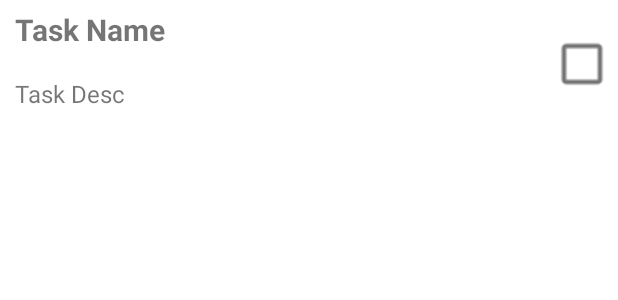
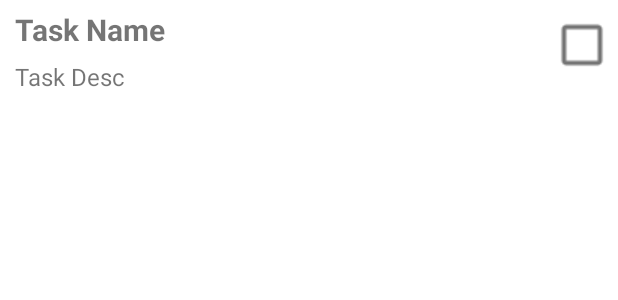
Before and after one commit to amizg/TaskMaster, an Android app: the layout item_task.xml on its own in the app's theme, with its tools: preview values and no code run, on a phone screen of 412 x 824 dp. Shown: the top 300 px of the screen. Run offline under Robolectric (Android 15) with nearby library versions, the phone set to English and light mode, and no system bars.

Commit message:
Minor tweaks
to view task pop up format

```diff
--- a/app/src/main/res/layout/item_task.xml
+++ b/app/src/main/res/layout/item_task.xml
@@ -3,7 +3,7 @@
         xmlns:android="http://schemas.android.com/apk/res/android"
         android:orientation="horizontal"
         android:layout_width="match_parent"
-        android:layout_height="85dp"
+        android:layout_height="60dp"
         >
 
         <TextView
@@ -20,7 +20,7 @@
         <TextView
             android:id="@+id/taskDesc"
             android:layout_width="275dp"
-            android:layout_height="30dp"
+            android:layout_height="10dp"
             android:paddingLeft="10dp"
             android:layout_below="@+id/taskName"
             android:layout_alignParentStart="true"
```
Also changed, not shown: app/src/main/java/com/example/taskapp/Fragments/CardFragment.kt (+3 -4 lines).
